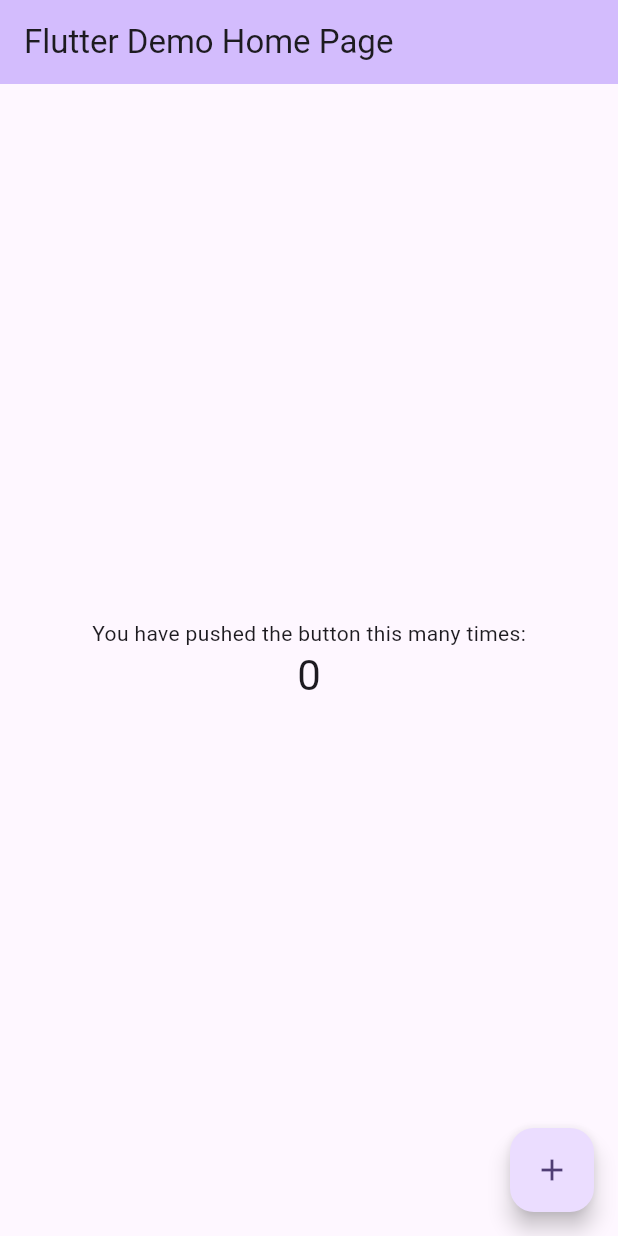
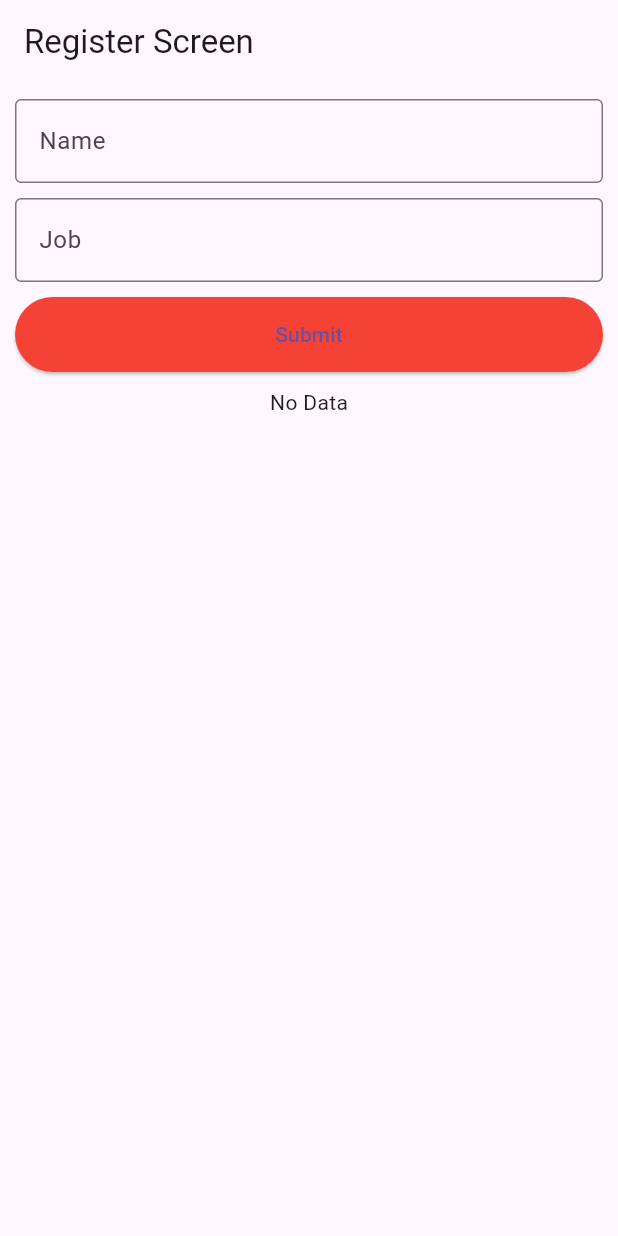
Before and after one commit to diniashfiyadewi/Tugas_Mobile_2, a Flutter app: the screen it shows after launch, on a phone screen of 412 x 824 dp. Run offline on Flutter 3.47's test engine with Material 3 defaults, Android fonts, the phone set to English and light mode, and no system bars.

Commit message:
tugas_mobile

```diff
--- /dev/null
+++ b/tugas_mobile/lib/RegisterScreen.dart
@@ -0,0 +1,81 @@
+import 'package:flutter/cupertino.dart';
+import 'package:flutter/material.dart';
+import 'package:flutter/widgets.dart';
+import 'package:tugas_mobile/model/RegisterResponse.dart';
+
+class RegisterScreen extends StatefulWidget {
+  @override
+  State<RegisterScreen> createState() => _RegisterScreen();
+}
+
+class _RegisterScreen extends State<RegisterScreen> {
+  RegisterResponse? registerResponse = null;
+  TextEditingController nameController = TextEditingController();
+  TextEditingController jobController = TextEditingController();
+  @override
+
+Widget build(BuildContext contex) {
+  return Scaffold(
+    appBar: AppBar(
+      title: Text('Register Screen'),
+    ),
+  body: Column(
+    children: [
+      Container(
+        padding: EdgeInsets.only(left: 10, right: 10),
+        width: double.infinity,
+        child: Column(
+          children: [
+            SizedBox(height: 10),
+            TextField(
+              controller: nameController,
+              decoration: InputDecoration(
+                hintText: 'Enter your name',
+                labelText: 'Name',
+              border: OutlineInputBorder(),
+              ),
+            ),
+            SizedBox(height: 10),
+            TextField(
+              controller: jobController,
+              decoration: InputDecoration(
+                hintText: 'Enter your Job',
+                labelText: 'Job',
+                border: OutlineInputBorder(),
+              ),
+            ),
+            SizedBox(height: 10),
+            Container(
+              height: 50,
+              width: double.infinity,
+              child: ElevatedButton(
+                style: ElevatedButton.styleFrom( backgroundColor :Colors.red,
+                ),
+                onPressed: () {
+                  RegisterResponse.connectToAPI(nameController.text, jobController.text)
+                  .then((value){
+                    registerResponse = value;
+                    setState(() {});
+                  });
+                },
+                child: Text('Submit')
+              ),
+            ),
+            SizedBox(height: 10),
+            Text(registerResponse == null
+            ? 'No Data'
+            : registerResponse!.id +
+            '|' +
+            registerResponse!.name +
+            '|' +
+            registerResponse!.job +
+            '|' +
+            registerResponse!.createdAt)
+            ],
+            ),
+      ),
+      ],
+  )
+  );
+}
+}
--- a/tugas_mobile/lib/main.dart
+++ b/tugas_mobile/lib/main.dart
@@ -1,125 +1,17 @@
 import 'package:flutter/material.dart';
+import 'package:tugas_mobile/RegisterScreen.dart';
+import 'package:tugas_mobile/UserScreen.dart';
 
 void main() {
-  runApp(const MyApp());
+  runApp(MyApp());
 }
 
 class MyApp extends StatelessWidget {
-  const MyApp({super.key});
-
-  // This widget is the root of your application.
   @override
-  Widget build(BuildContext context) {
-    return MaterialApp(
-      title: 'Flutter Demo',
-      theme: ThemeData(
-        // This is the theme of your application.
-        //
-        // TRY THIS: Try running your application with "flutter run". You'll see
-        // the application has a blue toolbar. Then, without quitting the app,
-        // try changing the seedColor in the colorScheme below to Colors.green
-        // and then invoke "hot reload" (save your changes or press the "hot
-        // reload" button in a Flutter-supported IDE, or press "r" if you used
-        // the command line to start the app).
-        //
-        // Notice that the counter didn't reset back to zero; the application
-        // state is not lost during the reload. To reset the state, use hot
-        // restart instead.
-        //
-        // This works for code too, not just values: Most code changes can be
-        // tested with just a hot reload.
-        colorScheme: ColorScheme.fromSeed(seedColor: Colors.deepPurple),
-        useMaterial3: true,
-      ),
-      home: const MyHomePage(title: 'Flutter Demo Home Page'),
-    );
-  }
+Widget build(BuildContext context) {
+  return MaterialApp(
+    // home: UserScreen(),
+    home: RegisterScreen(),
+  );
 }
-
-class MyHomePage extends StatefulWidget {
-  const MyHomePage({super.key, required this.title});
-
-  // This widget is the home page of your application. It is stateful, meaning
-  // that it has a State object (defined below) that contains fields that affect
-  // how it looks.
-
-  // This class is the configuration for the state. It holds the values (in this
-  // case the title) provided by the parent (in this case the App widget) and
-  // used by the build method of the State. Fields in a Widget subclass are
-  // always marked "final".
-
-  final String title;
-
-  @override
-  State<MyHomePage> createState() => _MyHomePageState();
 }
-
-class _MyHomePageState extends State<MyHomePage> {
-  int _counter = 0;
-
-  void _incrementCounter() {
-    setState(() {
-      // This call to setState tells the Flutter framework that something has
-      // changed in this State, which causes it to rerun the build method below
-      // so that the display can reflect the updated values. If we changed
-      // _counter without calling setState(), then the build method would not be
-      // called again, and so nothing would appear to happen.
-      _counter++;
-    });
-  }
-
-  @override
-  Widget build(BuildContext context) {
-    // This method is rerun every time setState is called, for instance as done
-    // by the _incrementCounter method above.
-    //
-    // The Flutter framework has been optimized to make rerunning build methods
-    // fast, so that you can just rebuild anything that needs updating rather
-    // than having to individually change instances of widgets.
-    return Scaffold(
-      appBar: AppBar(
-        // TRY THIS: Try changing the color here to a specific color (to
-        // Colors.amber, perhaps?) and trigger a hot reload to see the AppBar
-        // change color while the other colors stay the same.
-        backgroundColor: Theme.of(context).colorScheme.inversePrimary,
-        // Here we take the value from the MyHomePage object that was created by
-        // the App.build method, and use it to set our appbar title.
-        title: Text(widget.title),
-      ),
-      body: Center(
-        // Center is a layout widget. It takes a single child and positions it
-        // in the middle of the parent.
-        child: Column(
-          // Column is also a layout widget. It takes a list of children and
-          // arranges them vertically. By default, it sizes itself to fit its
-          // children horizontally, and tries to be as tall as its parent.
-          //
-          // Column has various properties to control how it sizes itself and
-          // how it positions its children. Here we use mainAxisAlignment to
-          // center the children vertically; the main axis here is the vertical
-          // axis because Columns are vertical (the cross axis would be
-          // horizontal).
-          //
-          // TRY THIS: Invoke "debug painting" (choose the "Toggle Debug Paint"
-          // action in the IDE, or press "p" in the console), to see the
-          // wireframe for each widget.
-          mainAxisAlignment: MainAxisAlignment.center,
-          children: <Widget>[
-            const Text(
-              'You have pushed the button this many times:',
-            ),
-            Text(
-              '$_counter',
-              style: Theme.of(context).textTheme.headlineMedium,
-            ),
-          ],
-        ),
-      ),
-      floatingActionButton: FloatingActionButton(
-        onPressed: _incrementCounter,
-        tooltip: 'Increment',
-        child: const Icon(Icons.add),
-      ), // This trailing comma makes auto-formatting nicer for build methods.
-    );
-  }
-}
--- /dev/null
+++ b/tugas_mobile/lib/model/RegisterResponse.dart
@@ -0,0 +1,32 @@
+import 'dart:convert';
+import 'package:http/http.dart' as http;
+
+class RegisterResponse {
+  String id;
+  String name;
+  String job;
+  String createdAt;
+
+  RegisterResponse(
+    {required this.id,
+    required this.name,
+    required this.job,
+    required this.createdAt});
+
+    factory RegisterResponse.createRegisterResponse(Map<String, dynamic> object) {
+      return RegisterResponse(
+        id: object['id'],
+        name: object['name'],
+        job: object['job'],
+        createdAt: object['createdAt']);
+    }
+
+    static Future<RegisterResponse> connectToAPI(String name, String job) async {
+      var apiUrl = Uri.parse("https://reqres.in/api/users");
+      var apiResult = await http.post(apiUrl, body: {"name": name, "job": job});
+
+      var jsonObject = json.decode(apiResult.body);
+
+      return RegisterResponse.createRegisterResponse(jsonObject);
+    }
+}
--- a/tugas_mobile/pubspec.yaml
+++ b/tugas_mobile/pubspec.yaml
@@ -35,6 +35,7 @@ dependencies:
   # The following adds the Cupertino Icons font to your application.
   # Use with the CupertinoIcons class for iOS style icons.
   cupertino_icons: ^1.0.2
+  http: ^1.2.1
 
 dev_dependencies:
   flutter_test:
```
Also changed, not shown: tugas_mobile/lib/UserScreen.dart (added, +52 -0 lines), tugas_mobile/lib/model/UserResponse.dart (added, +36 -0 lines), tugas_mobile/pubspec.lock.
